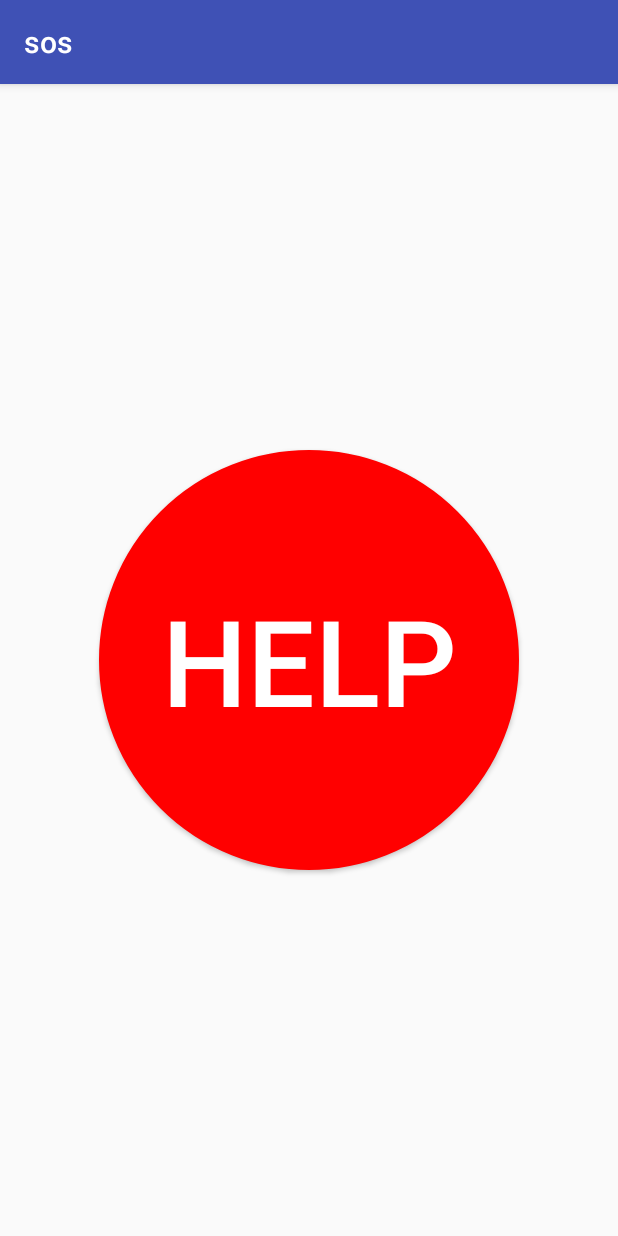
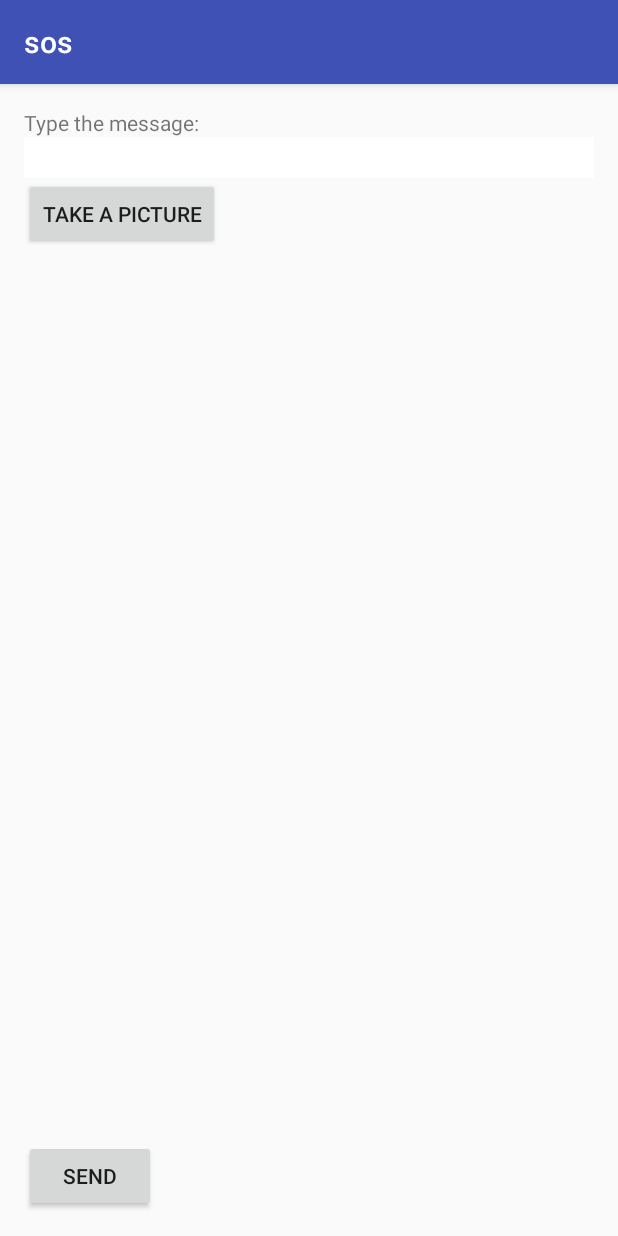
Before and after one commit to ioanaif/SOS, an Android app: the screen it shows after launch (MainActivity before the commit, EventDetailsActivity after it), after a tap on "HELP", on a phone screen of 412 x 824 dp. Run offline under Robolectric (Android 15) with nearby library versions, the phone set to English and light mode, and no system bars; our stand-ins replace Firebase (no records; nobody signed in at launch, a user with empty details on screens opened directly).

Commit message:
Event details activity

```diff
--- a/app/src/main/java/com/janedoe/sos/Event.java
+++ b/app/src/main/java/com/janedoe/sos/Event.java
@@ -20,5 +20,4 @@ public class Event {
         this.fileUrl = fileUrl;
     }
 
-
 }
--- /dev/null
+++ b/app/src/main/java/com/janedoe/sos/EventDetailsActivity.java
@@ -0,0 +1,130 @@
+package com.janedoe.sos;
+
+import android.content.Intent;
+import android.graphics.Bitmap;
+import android.net.Uri;
+import android.provider.MediaStore;
+import android.support.annotation.NonNull;
+import android.support.v7.app.AppCompatActivity;
+import android.os.Bundle;
+import android.view.View;
+import android.widget.Button;
+import android.widget.EditText;
+
+import com.google.android.gms.tasks.OnFailureListener;
+import com.google.android.gms.tasks.OnSuccessListener;
+import com.google.firebase.database.DatabaseReference;
+import com.google.firebase.database.FirebaseDatabase;
+import com.google.firebase.storage.FirebaseStorage;
+import com.google.firebase.storage.StorageReference;
+import com.google.firebase.storage.UploadTask;
+
+import java.io.ByteArrayOutputStream;
+import java.io.IOException;
+import java.text.SimpleDateFormat;
+import java.util.Date;
+
+public class EventDetailsActivity extends AppCompatActivity {
+
+        private Button sendButton;
+        private Button photoButton;
+        private EditText editText;
+
+        private DatabaseReference database = FirebaseDatabase.getInstance().getReference();
+        private StorageReference storage = FirebaseStorage.getInstance().getReference();
+
+        private Uri photoUri = Uri.parse("");
+
+        private byte[] photo = new byte[2];
+        private String time;
+
+        @Override
+        protected void onCreate(Bundle savedInstanceState) {
+            super.onCreate(savedInstanceState);
+            setContentView(R.layout.activity_event_details2);
+
+            sendButton = (Button) findViewById(R.id.sendbutton);
+            photoButton = (Button) findViewById(R.id.photobutton);
+            editText = (EditText) findViewById(R.id.edittext);
+
+            sendButton.setOnClickListener(new View.OnClickListener() {
+                @Override
+                public void onClick(View view) {
+                    String message = editText.getText().toString();
+                    addEventToDatabase("a", message, time, photo);
+                }
+            });
+
+            photoButton.setOnClickListener(new View.OnClickListener() {
+                @Override
+                public void onClick(View view) {
+                    takePicture();
+                }
+            });
+        }
+
+
+        private String addEventToDatabase(String location, String time, String message, byte[] photo) {
+            DatabaseReference events = database.child("events");
+            DatabaseReference newEvent = events.push();
+
+            uploadPicture(photo, newEvent.getKey());
+            Event event = new Event(location, time, message, photoUri.toString());
+
+            newEvent.setValue(event);
+            return newEvent.getKey();
+        }
+
+        /**
+         * uploads picture and sets its uri in global variable photoUri;
+         * photoUri is not changed when uploading does not succeed
+         * @param photo can be null
+         * @param key unique key for object we want to add to database, used to create unique path for photo
+         */
+        private void uploadPicture(byte[] photo, String key) {
+            StorageReference path = storage.child(key + ".jpg");
+
+            UploadTask uploadTask = path.putBytes(photo);
+            uploadTask.addOnFailureListener(new OnFailureListener() {
+                @Override
+                public void onFailure(@NonNull Exception exception) {
+                    exception.printStackTrace();
+                }
+            }).addOnSuccessListener(new OnSuccessListener<UploadTask.TaskSnapshot>() {
+                @Override
+                public void onSuccess(UploadTask.TaskSnapshot taskSnapshot) {
+                    photoUri = taskSnapshot.getDownloadUrl();
+                }
+            });
+        }
+
+
+        private byte[] convertBitmapToByteArray(Bitmap bitmap) {
+            ByteArrayOutputStream stream = new ByteArrayOutputStream();
+            bitmap.compress(Bitmap.CompressFormat.PNG, 100, stream);
+            return stream.toByteArray();
+        }
+
+        private void takePicture(){
+            Intent camera = new Intent("android.media.action.IMAGE_CAPTURE");
+            if (camera.resolveActivity(getPackageManager()) != null) {
+                startActivityForResult(camera, 1);
+            }
+        }
+
+        @Override
+        protected void onActivityResult(int requestCode, int resultCode, Intent data) {
+            if (requestCode == 1 && resultCode == RESULT_OK) {
+                Uri imageUri = data.getData();
+                try {
+                    Bitmap bitmap = MediaStore.Images.Media.getBitmap(this.getContentResolver(), imageUri);
+                    photo = convertBitmapToByteArray(bitmap);
+                    time = new SimpleDateFormat("yyyyMMdd_HHmmss").format(new Date());
+                    //addEventToDatabase(location, time, message, photo);
+                } catch (IOException e) {
+                    e.printStackTrace();
+                }
+
+            }
+        }
+    }
--- a/app/src/main/java/com/janedoe/sos/MainActivity.java
+++ b/app/src/main/java/com/janedoe/sos/MainActivity.java
@@ -1,62 +1,14 @@
 package com.janedoe.sos;
 
-import android.graphics.Bitmap;
-import android.net.Uri;
-import android.support.annotation.NonNull;
 import android.support.v7.app.AppCompatActivity;
 import android.os.Bundle;
 import android.widget.*;
 import android.view.*;
 import android.content.*;
 
-import com.google.android.gms.tasks.OnFailureListener;
-import com.google.android.gms.tasks.OnSuccessListener;
-import com.google.firebase.database.DatabaseReference;
-import com.google.firebase.database.FirebaseDatabase;
-import com.google.firebase.storage.FirebaseStorage;
-import com.google.firebase.storage.StorageReference;
-import com.google.firebase.storage.UploadTask;
-
-import java.io.ByteArrayOutputStream;
-import java.io.File;
-import java.io.IOException;
-import java.text.SimpleDateFormat;
-import java.util.Date;
-import android.os.Environment;
-import android.provider.MediaStore;
-
 public class MainActivity extends AppCompatActivity {
 
     private Button help_button;
-    private ImageView display_pick;
-    String mCurrentPhotoPath;
-
-    private void takePicture(){
-        Intent camera = new Intent("android.media.action.IMAGE_CAPTURE");
-        if (camera.resolveActivity(getPackageManager()) != null) {
-            startActivityForResult(camera, 1);
-        }
-    }
-
-    @Override
-    protected void onActivityResult(int requestCode, int resultCode, Intent data) {
-        if (requestCode == 1 && resultCode == RESULT_OK) {
-            Uri imageUri = data.getData();
-            try {
-                Bitmap bitmap = MediaStore.Images.Media.getBitmap(this.getContentResolver(), imageUri);
-                byte[] photo = convertBitmapToByteArray(bitmap);
-                String time = new SimpleDateFormat("yyyyMMdd_HHmmss").format(new Date());
-                //addEventToDatabase(location, time, message, photo);
-            } catch (IOException e) {
-                e.printStackTrace();
-            }
-
-        }
-    }
-
-    private DatabaseReference database = FirebaseDatabase.getInstance().getReference();
-    private StorageReference storage = FirebaseStorage.getInstance().getReference();
-    private Uri photoUri;
 
     @Override
     protected void onCreate(Bundle savedInstanceState) {
@@ -64,58 +16,13 @@ public class MainActivity extends AppCompatActivity {
         setContentView(R.layout.activity_main);
 
         help_button = (Button) findViewById(R.id.help_button);
-        display_pick = (ImageView) findViewById(R.id.image_view) ;
 
         help_button.setOnClickListener(new View.OnClickListener() {
             public void onClick(View v) {
-                takePicture();
-            }
-
-        });
-    }
-
-    private String addEventToDatabase(String location, String time, String message, byte[] photo) {
-        DatabaseReference events = database.child("events");
-        DatabaseReference newEvent = events.push();
-
-        uploadPicture(photo, newEvent.getKey());
-        Event event = new Event(location, time, message, photoUri.toString());
-
-        newEvent.setValue(event);
-        return newEvent.getKey();
-    }
-
-    /**
-     * uploads picture and sets its uri in global variable photoUri;
-     * photoUri is not changed when uploading does not succeed
-     * @param photo
-     * @param key unique key for object we want to add to database, used to create unique path for photo
-     */
-    private void uploadPicture(byte[] photo, String key) {
-        //Bitmap bitmap = BitmapFactory.decodeResource(getResources(), R.drawable.android);
-        //byte[] photo = convertBitmaptoByteArray(bitmap);
-
-        StorageReference path = storage.child(key + ".jpg");
-
-        UploadTask uploadTask = path.putBytes(photo);
-        uploadTask.addOnFailureListener(new OnFailureListener() {
-            @Override
-            public void onFailure(@NonNull Exception exception) {
-                exception.printStackTrace();
-            }
-        }).addOnSuccessListener(new OnSuccessListener<UploadTask.TaskSnapshot>() {
-            @Override
-            public void onSuccess(UploadTask.TaskSnapshot taskSnapshot) {
-                photoUri = taskSnapshot.getDownloadUrl();
+                Intent intent = new Intent(MainActivity.this, EventDetailsActivity.class);
+                startActivity(intent);
             }
         });
     }
 
-    private byte[] convertBitmapToByteArray(Bitmap bitmap) {
-        ByteArrayOutputStream stream = new ByteArrayOutputStream();
-        bitmap.compress(Bitmap.CompressFormat.PNG, 100, stream);
-        return stream.toByteArray();
-    }
-
-
 }
--- /dev/null
+++ b/app/src/main/res/layout/activity_event_details2.xml
@@ -0,0 +1,40 @@
+<?xml version="1.0" encoding="utf-8"?>
+<RelativeLayout xmlns:android="http://schemas.android.com/apk/res/android"
+    xmlns:tools="http://schemas.android.com/tools"
+    android:layout_width="match_parent"
+    android:layout_height="match_parent"
+    android:paddingBottom="@dimen/activity_vertical_margin"
+    android:paddingLeft="@dimen/activity_horizontal_margin"
+    android:paddingRight="@dimen/activity_horizontal_margin"
+    android:paddingTop="@dimen/activity_vertical_margin"
+    tools:context=".EventDetailsActivity">
+
+    <TextView
+        android:layout_width="wrap_content"
+        android:layout_height="wrap_content"
+        android:text="Type the message:"
+        android:id="@+id/textview"/>
+
+    <EditText
+        android:layout_width="match_parent"
+        android:layout_height="wrap_content"
+        android:layout_below="@id/textview"
+        android:id="@+id/edittext"
+        android:background="#ffffff"
+        android:textSize="20sp" />
+
+    <Button
+        android:layout_width="wrap_content"
+        android:layout_height="wrap_content"
+        android:layout_below="@id/edittext"
+        android:text="Take a picture"
+        android:id="@+id/photobutton"/>
+
+    <Button
+        android:layout_width="wrap_content"
+        android:layout_height="wrap_content"
+        android:layout_alignParentBottom="true"
+        android:text="Send"
+        android:id="@+id/sendbutton"/>
+
+</RelativeLayout>
```
Also changed, not shown: app/src/main/AndroidManifest.xml (+7 -11 lines).
